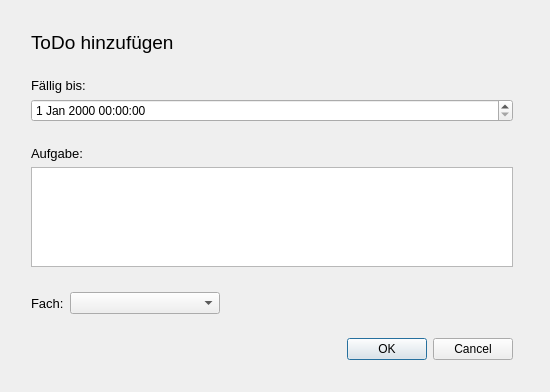
The window that new_todo.ui (orgnnice/OrgNNice) describes before a commit, drawn with Qt 5.
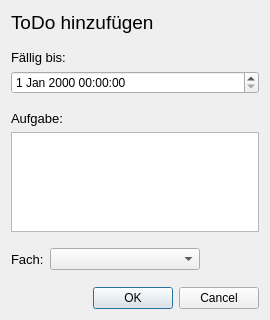
The same window after the commit.

Commit message: gui size changes and subject detail changes

Diff of the .ui file:
```diff
--- a/new_todo.ui
+++ b/new_todo.ui
@@ -6,22 +6,15 @@
    <rect>
     <x>0</x>
     <y>0</y>
-    <width>550</width>
-    <height>392</height>
+    <width>270</width>
+    <height>320</height>
    </rect>
   </property>
   <property name="windowTitle">
    <string>new_toDo</string>
   </property>
-  <widget class="QWidget" name="verticalLayoutWidget">
-   <property name="geometry">
-    <rect>
-     <x>20</x>
-     <y>20</y>
-     <width>504</width>
-     <height>351</height>
-    </rect>
-   </property>
+  <layout class="QVBoxLayout" name="verticalLayout_2">
+   <item>
    <layout class="QVBoxLayout" name="verticalLayout">
     <item>
      <widget class="QLabel" name="label_3">
@@ -186,7 +179,8 @@
      </widget>
     </item>
    </layout>
-  </widget>
+   </item>
+  </layout>
  </widget>
  <layoutdefault spacing="6" margin="11"/>
  <resources/>
```
Lines whose indentation alone changed are shown as unchanged. The commit also changes 6 other files.
